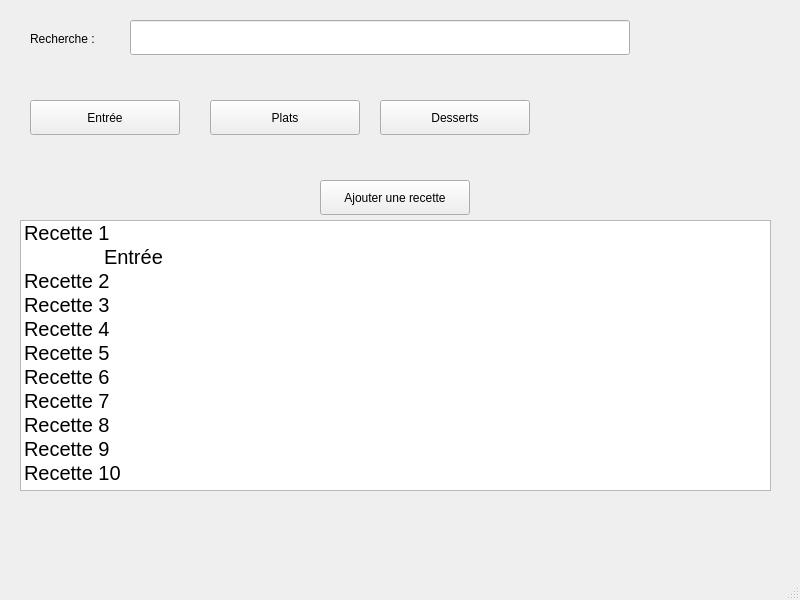
Qt form ProjetQtCreator/Recipe/mainwindow.ui (messalineBe/recipe) before a commit.
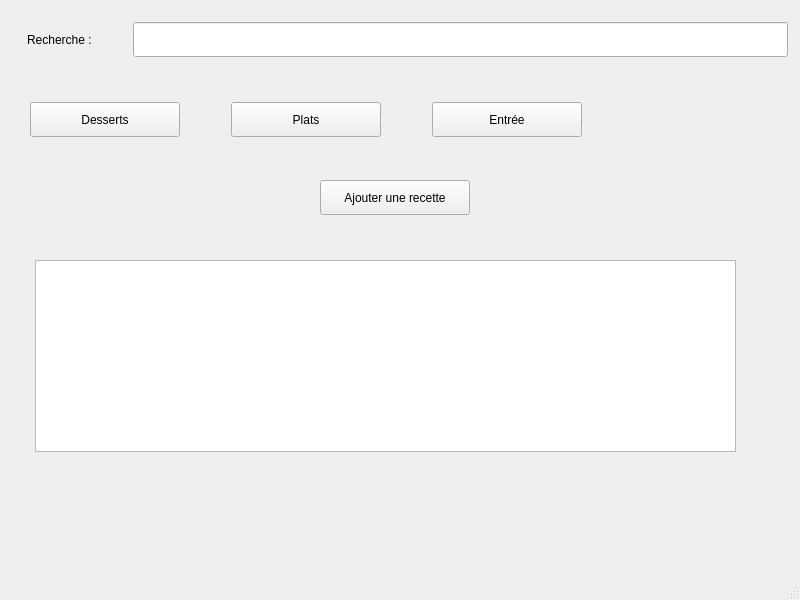
The same form after that commit.

Commit message: replace listWidget by tabWidget

Patch:
```diff
--- a/ProjetQtCreator/Recipe/mainwindow.ui
+++ b/ProjetQtCreator/Recipe/mainwindow.ui
@@ -14,53 +14,37 @@
    <string>MainWindow</string>
   </property>
   <widget class="QWidget" name="centralwidget">
-   <widget class="QPushButton" name="buttonEntreeFolder">
+   <widget class="QPushButton" name="buttonAddRecipe">
+    <property name="geometry">
+     <rect>
+      <x>320</x>
+      <y>180</y>
+      <width>150</width>
+      <height>35</height>
+     </rect>
+    </property>
+    <property name="minimumSize">
+     <size>
+      <width>150</width>
+      <height>35</height>
+     </size>
+    </property>
+    <property name="text">
+     <string>Ajouter une recette</string>
+    </property>
+   </widget>
+   <widget class="QWidget" name="horizontalLayoutWidget">
     <property name="geometry">
      <rect>
       <x>30</x>
-      <y>100</y>
-      <width>150</width>
-      <height>35</height>
+      <y>80</y>
+      <width>552</width>
+      <height>80</height>
      </rect>
     </property>
-    <property name="minimumSize">
-     <size>
-      <width>150</width>
-      <height>35</height>
-     </size>
-    </property>
-    <property name="text">
-     <string>Entrée</string>
-    </property>
-   </widget>
-   <widget class="QPushButton" name="buttonPlatsFolder">
-    <property name="geometry">
-     <rect>
-      <x>210</x>
-      <y>100</y>
-      <width>150</width>
-      <height>35</height>
-     </rect>
-    </property>
-    <property name="minimumSize">
-     <size>
-      <width>150</width>
-      <height>35</height>
-     </size>
-    </property>
-    <property name="text">
-     <string>Plats</string>
-    </property>
-   </widget>
+    <layout class="QHBoxLayout" name="horizontalLayout">
+     <item>
    <widget class="QPushButton" name="buttonDessertsFolder">
-    <property name="geometry">
-     <rect>
-      <x>380</x>
-      <y>100</y>
-      <width>150</width>
-      <height>35</height>
-     </rect>
-    </property>
     <property name="minimumSize">
      <size>
       <width>150</width>
@@ -108,15 +92,22 @@
      <string>Desserts</string>
     </property>
    </widget>
-   <widget class="QPushButton" name="buttonAddRecipe">
-    <property name="geometry">
-     <rect>
-      <x>320</x>
-      <y>180</y>
-      <width>150</width>
-      <height>35</height>
-     </rect>
-    </property>
+     </item>
+     <item>
+      <spacer name="horizontalSpacer">
+       <property name="orientation">
+        <enum>Qt::Horizontal</enum>
+       </property>
+       <property name="sizeHint" stdset="0">
+        <size>
+         <width>40</width>
+         <height>20</height>
+        </size>
+       </property>
+      </spacer>
+     </item>
+     <item>
+      <widget class="QPushButton" name="buttonPlatsFolder">
     <property name="minimumSize">
      <size>
       <width>150</width>
@@ -124,34 +115,50 @@
      </size>
     </property>
     <property name="text">
-     <string>Ajouter une recette</string>
-    </property>
-   </widget>
-   <widget class="QLineEdit" name="recherche">
-    <property name="geometry">
-     <rect>
-      <x>130</x>
-      <y>20</y>
-      <width>500</width>
-      <height>35</height>
-     </rect>
-    </property>
+        <string>Plats</string>
+       </property>
+      </widget>
+     </item>
+     <item>
+      <spacer name="horizontalSpacer_2">
+       <property name="orientation">
+        <enum>Qt::Horizontal</enum>
+       </property>
+       <property name="sizeHint" stdset="0">
+        <size>
+         <width>40</width>
+         <height>20</height>
+        </size>
+       </property>
+      </spacer>
+     </item>
+     <item>
+      <widget class="QPushButton" name="buttonEntreeFolder">
     <property name="minimumSize">
      <size>
-      <width>500</width>
+         <width>150</width>
       <height>35</height>
      </size>
     </property>
-   </widget>
+       <property name="text">
+        <string>Entrée</string>
+       </property>
+      </widget>
+     </item>
+    </layout>
+   </widget>
+   <widget class="QWidget" name="horizontalLayoutWidget_2">
+    <property name="geometry">
+     <rect>
+      <x>27</x>
+      <y>0</y>
+      <width>761</width>
+      <height>80</height>
+     </rect>
+    </property>
+    <layout class="QHBoxLayout" name="horizontalLayout_3">
+     <item>
    <widget class="QLabel" name="labelRech">
-    <property name="geometry">
-     <rect>
-      <x>30</x>
-      <y>30</y>
-      <width>100</width>
-      <height>17</height>
-     </rect>
-    </property>
     <property name="minimumSize">
      <size>
       <width>100</width>
@@ -162,126 +169,28 @@
      <string>Recherche :</string>
     </property>
    </widget>
-   <widget class="QListWidget" name="listWidget">
+     </item>
+     <item>
+      <widget class="QLineEdit" name="recherche">
+       <property name="minimumSize">
+        <size>
+         <width>500</width>
+         <height>35</height>
+        </size>
+       </property>
+      </widget>
+     </item>
+    </layout>
+   </widget>
+   <widget class="QTableWidget" name="tableWidget">
     <property name="geometry">
      <rect>
-      <x>20</x>
-      <y>220</y>
-      <width>751</width>
-      <height>271</height>
+      <x>35</x>
+      <y>260</y>
+      <width>701</width>
+      <height>192</height>
      </rect>
     </property>
-    <item>
-     <property name="text">
-      <string>Recette 1 
-	Entrée</string>
-     </property>
-     <property name="font">
-      <font>
-       <pointsize>15</pointsize>
-       <bold>false</bold>
-      </font>
-     </property>
-    </item>
-    <item>
-     <property name="text">
-      <string>Recette 2</string>
-     </property>
-     <property name="font">
-      <font>
-       <pointsize>15</pointsize>
-       <bold>false</bold>
-      </font>
-     </property>
-    </item>
-    <item>
-     <property name="text">
-      <string>Recette 3</string>
-     </property>
-     <property name="font">
-      <font>
-       <pointsize>15</pointsize>
-       <bold>false</bold>
-      </font>
-     </property>
-    </item>
-    <item>
-     <property name="text">
-      <string>Recette 4</string>
-     </property>
-     <property name="font">
-      <font>
-       <pointsize>15</pointsize>
-       <bold>false</bold>
-      </font>
-     </property>
-    </item>
-    <item>
-     <property name="text">
-      <string>Recette 5</string>
-     </property>
-     <property name="font">
-      <font>
-       <pointsize>15</pointsize>
-       <bold>false</bold>
-      </font>
-     </property>
-    </item>
-    <item>
-     <property name="text">
-      <string>Recette 6</string>
-     </property>
-     <property name="font">
-      <font>
-       <pointsize>15</pointsize>
-       <bold>false</bold>
-      </font>
-     </property>
-    </item>
-    <item>
-     <property name="text">
-      <string>Recette 7</string>
-     </property>
-     <property name="font">
-      <font>
-       <pointsize>15</pointsize>
-       <bold>false</bold>
-      </font>
-     </property>
-    </item>
-    <item>
-     <property name="text">
-      <string>Recette 8</string>
-     </property>
-     <property name="font">
-      <font>
-       <pointsize>15</pointsize>
-       <bold>false</bold>
-      </font>
-     </property>
-    </item>
-    <item>
-     <property name="text">
-      <string>Recette 9</string>
-     </property>
-     <property name="font">
-      <font>
-       <pointsize>15</pointsize>
-       <bold>false</bold>
-      </font>
-     </property>
-    </item>
-    <item>
-     <property name="text">
-      <string>Recette 10</string>
-     </property>
-     <property name="font">
-      <font>
-       <pointsize>15</pointsize>
-       <bold>false</bold>
-      </font>
-     </property>
-    </item>
    </widget>
   </widget>
   <widget class="QMenuBar" name="menubar">
```
Lines whose indentation alone changed are shown as unchanged. The commit also changes 3 other files.
